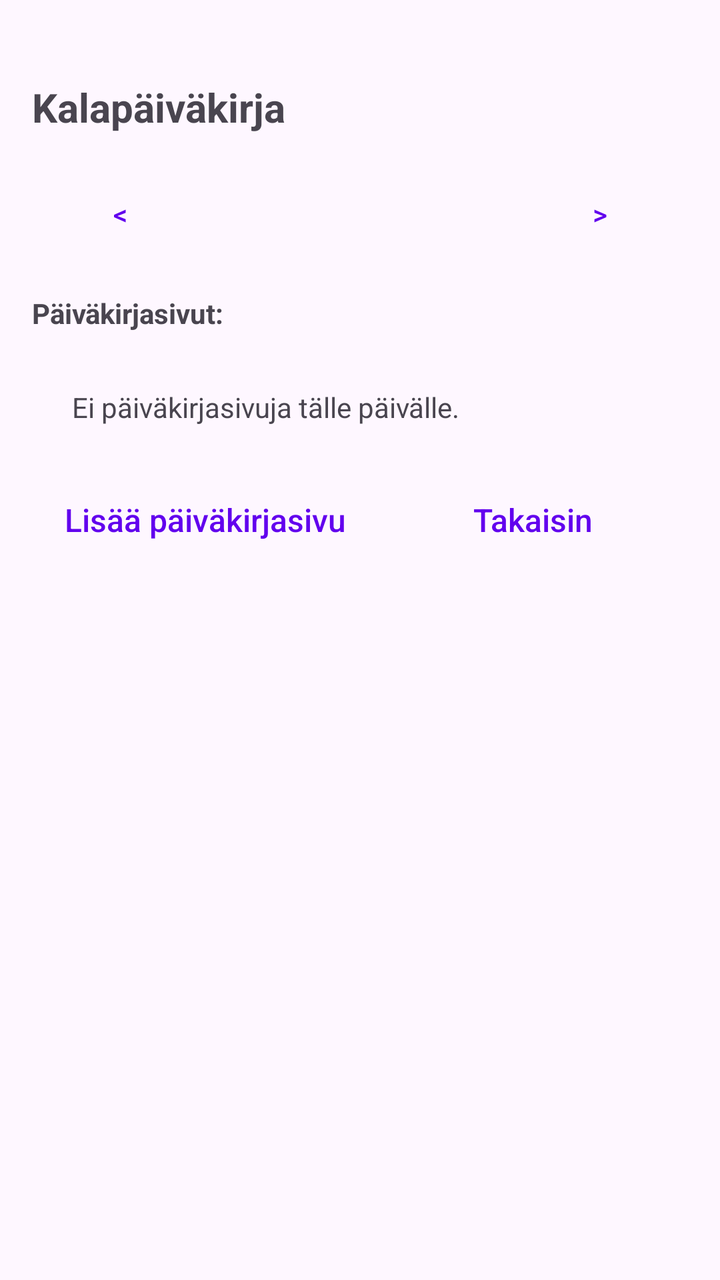
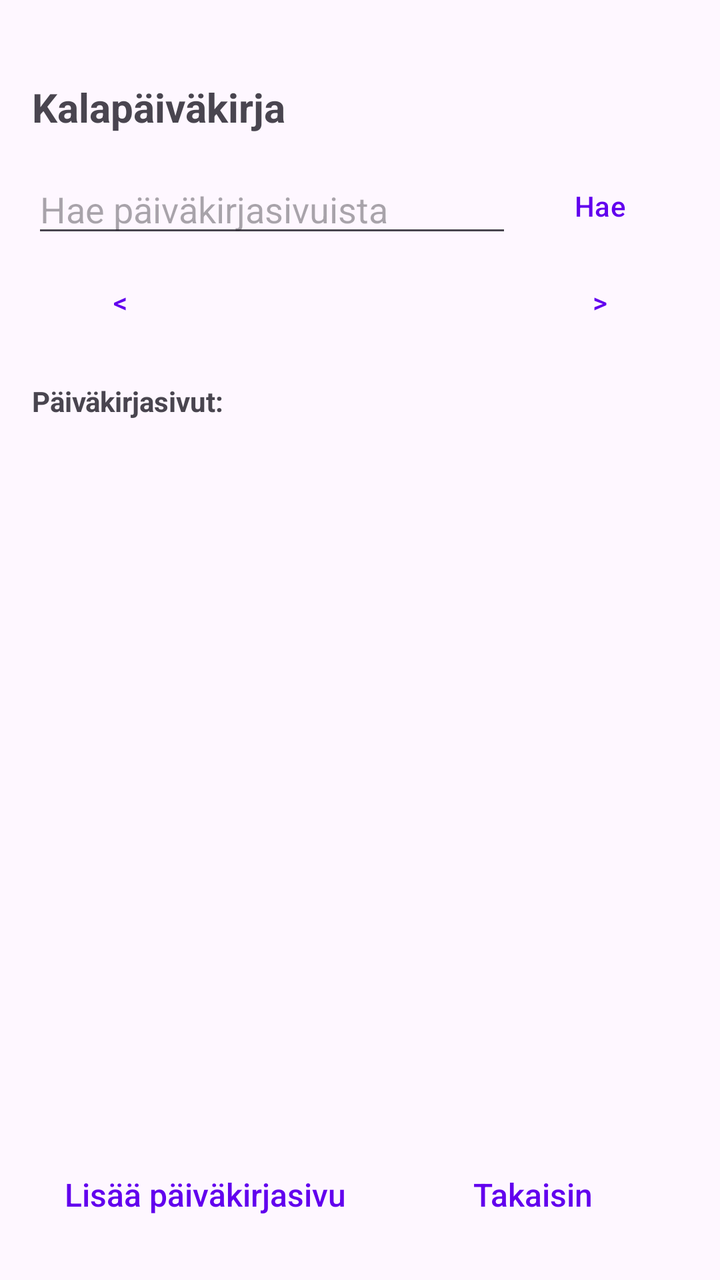

An Android layout rendered at two revisions. The XML below is the earlier revision; the diff shows what the commit changed to produce the second picture.
<!-- AndroidManifest.xml: application theme Theme.KalaKartta -->
<!-- res/layout/activity_diary.xml -->
<?xml version="1.0" encoding="utf-8"?>
<LinearLayout xmlns:android="http://schemas.android.com/apk/res/android" android:layout_width="match_parent" android:layout_height="match_parent" android:orientation="vertical" android:padding="16dp">
    <TextView android:id="@+id/diaryTitle" android:layout_width="match_parent" android:layout_height="wrap_content" android:text="Kalapäiväkirja" android:textSize="20sp" android:textStyle="bold" android:layout_marginTop="24dp" android:layout_marginBottom="16dp" />
    <LinearLayout android:layout_width="match_parent" android:layout_height="wrap_content" android:orientation="horizontal" android:gravity="center_vertical">
        <Button android:id="@+id/prevMonthButton" style="@style/Widget.Material3.Button.TextButton" android:layout_width="wrap_content" android:layout_height="wrap_content" android:text="&lt;" />
        <TextView android:id="@+id/monthYearText" android:layout_width="0dp" android:layout_height="wrap_content" android:layout_weight="1" android:gravity="center" android:textSize="18sp" android:textStyle="bold" android:clickable="true" android:focusable="true" android:background="?attr/selectableItemBackground" android:contentDescription="Valitse kuukausi ja vuosi" />
        <Button android:id="@+id/nextMonthButton" style="@style/Widget.Material3.Button.TextButton" android:layout_width="wrap_content" android:layout_height="wrap_content" android:text="&gt;" />
    </LinearLayout>
    <GridLayout android:id="@+id/calendarGrid" android:layout_width="match_parent" android:layout_height="wrap_content" android:columnCount="7" android:layout_marginBottom="16dp" />
    <TextView android:layout_width="match_parent" android:layout_height="wrap_content" android:text="Päiväkirjasivut:" android:textStyle="bold" android:layout_marginBottom="8dp" />
    <ScrollView android:id="@+id/diaryScrollView" android:layout_width="match_parent" android:layout_height="0dp" android:layout_weight="1" android:clipToPadding="false">
        <LinearLayout android:layout_width="match_parent" android:layout_height="wrap_content" android:orientation="vertical">
            <TextView android:id="@+id/noPagesText" android:layout_width="match_parent" android:layout_height="wrap_content" android:text="Ei päiväkirjasivuja tälle päivälle." android:padding="20dp" />
            <LinearLayout android:id="@+id/diaryPagesContainer" android:layout_width="match_parent" android:layout_height="wrap_content" android:orientation="vertical" />
            <LinearLayout android:layout_width="match_parent" android:layout_height="wrap_content" android:orientation="horizontal" android:gravity="center_vertical">
                <TextView android:id="@+id/addDiaryPageButton" style="@style/TextAppearance.KalaKartta.ActionLink" android:layout_width="wrap_content" android:layout_height="wrap_content" android:text="Lisää päiväkirjasivu" android:singleLine="true" android:gravity="center" android:padding="16dp" android:clickable="true" android:focusable="true" android:background="?attr/selectableItemBackground" />
                <TextView android:id="@+id/backButton" style="@style/TextAppearance.KalaKartta.ActionLink" android:layout_width="0dp" android:layout_height="wrap_content" android:layout_weight="1" android:text="@string/back" android:gravity="center" android:padding="16dp" android:clickable="true" android:focusable="true" android:background="?attr/selectableItemBackground" />
            </LinearLayout>
        </LinearLayout>
    </ScrollView>
</LinearLayout>
<!-- resources referenced by this layout -->
<resources>
  <string name="back">Takaisin</string>
  <style name="TextAppearance.KalaKartta.ActionLink" parent="TextAppearance.KalaKartta.MenuLink">
          <item name="android:textColor">@color/link_color</item>
      </style>
  <style name="Theme.KalaKartta" parent="Base.Theme.KalaKartta" />
  <style name="TextAppearance.KalaKartta.MenuLink" parent="">
          <item name="android:fontFamily">sans-serif-medium</item>
          <item name="android:textSize">16sp</item>
          <item name="android:textColor">?android:attr/textColorPrimary</item>
          <item name="android:textStyle">normal</item>
      </style>
  <color name="link_color">#6200EE</color>
  <style name="Base.Theme.KalaKartta" parent="Theme.Material3.DayNight.NoActionBar">
          
          <item name="colorPrimary">#6200EE</item>
          <item name="colorOnPrimary">#FFFFFF</item>
          <item name="editTextStyle">@style/Widget.AppCompat.EditText</item>
          <item name="android:spinnerStyle">@style/Widget.AppCompat.Spinner</item>
      </style>
</resources>

<!-- the commit's change to res/layout/activity_diary.xml (unified diff, before → after) -->
@@ -1,21 +1,32 @@
 <?xml version="1.0" encoding="utf-8"?>
 <LinearLayout xmlns:android="http://schemas.android.com/apk/res/android" android:layout_width="match_parent" android:layout_height="match_parent" android:orientation="vertical" android:padding="16dp">
-    <TextView android:id="@+id/diaryTitle" android:layout_width="match_parent" android:layout_height="wrap_content" android:text="Kalapäiväkirja" android:textSize="20sp" android:textStyle="bold" android:layout_marginTop="24dp" android:layout_marginBottom="16dp" />
+    <TextView android:id="@+id/diaryTitle" android:layout_width="match_parent" android:layout_height="wrap_content" android:text="Kalapäiväkirja" android:textSize="20sp" android:textStyle="bold" android:layout_marginTop="24dp" android:layout_marginBottom="12dp" />
     <LinearLayout android:layout_width="match_parent" android:layout_height="wrap_content" android:orientation="horizontal" android:gravity="center_vertical">
+        <EditText android:id="@+id/diarySearchEdit" android:layout_width="0dp" android:layout_height="wrap_content" android:layout_weight="1" android:hint="Hae päiväkirjasivuista" android:singleLine="true" android:imeOptions="actionSearch" android:inputType="text" />
+        <Button android:id="@+id/diarySearchButton" style="@style/Widget.Material3.Button.TextButton" android:layout_width="wrap_content" android:layout_height="wrap_content" android:text="Hae" />
+        <Button android:id="@+id/clearDiarySearchButton" style="@style/Widget.Material3.Button.TextButton" android:layout_width="wrap_content" android:layout_height="wrap_content" android:text="Tyhjennä" android:visibility="gone" />
+    </LinearLayout>
+    <LinearLayout android:layout_width="match_parent" android:layout_height="wrap_content" android:orientation="horizontal" android:gravity="center_vertical">
+        <ProgressBar android:id="@+id/searchProgress" style="?android:attr/progressBarStyleSmall" android:layout_width="wrap_content" android:layout_height="wrap_content" android:visibility="gone" />
+        <TextView android:id="@+id/searchResultCountText" android:layout_width="match_parent" android:layout_height="wrap_content" android:paddingTop="4dp" android:paddingBottom="4dp" android:visibility="gone" />
+    </LinearLayout>
+    <LinearLayout android:id="@+id/calendarNavigation" android:layout_width="match_parent" android:layout_height="wrap_content" android:orientation="horizontal" android:gravity="center_vertical">
         <Button android:id="@+id/prevMonthButton" style="@style/Widget.Material3.Button.TextButton" android:layout_width="wrap_content" android:layout_height="wrap_content" android:text="&lt;" />
         <TextView android:id="@+id/monthYearText" android:layout_width="0dp" android:layout_height="wrap_content" android:layout_weight="1" android:gravity="center" android:textSize="18sp" android:textStyle="bold" android:clickable="true" android:focusable="true" android:background="?attr/selectableItemBackground" android:contentDescription="Valitse kuukausi ja vuosi" />
         <Button android:id="@+id/nextMonthButton" style="@style/Widget.Material3.Button.TextButton" android:layout_width="wrap_content" android:layout_height="wrap_content" android:text="&gt;" />
     </LinearLayout>
     <GridLayout android:id="@+id/calendarGrid" android:layout_width="match_parent" android:layout_height="wrap_content" android:columnCount="7" android:layout_marginBottom="16dp" />
-    <TextView android:layout_width="match_parent" android:layout_height="wrap_content" android:text="Päiväkirjasivut:" android:textStyle="bold" android:layout_marginBottom="8dp" />
+    <TextView android:id="@+id/diaryPagesLabel" android:layout_width="match_parent" android:layout_height="wrap_content" android:text="Päiväkirjasivut:" android:textStyle="bold" android:layout_marginBottom="8dp" />
+    <TextView android:id="@+id/noPagesText" android:layout_width="match_parent" android:layout_height="wrap_content" android:text="Ei päiväkirjasivuja tälle päivälle." android:padding="20dp" android:visibility="gone" />
     <ScrollView android:id="@+id/diaryScrollView" android:layout_width="match_parent" android:layout_height="0dp" android:layout_weight="1" android:clipToPadding="false">
         <LinearLayout android:layout_width="match_parent" android:layout_height="wrap_content" android:orientation="vertical">
-            <TextView android:id="@+id/noPagesText" android:layout_width="match_parent" android:layout_height="wrap_content" android:text="Ei päiväkirjasivuja tälle päivälle." android:padding="20dp" />
             <LinearLayout android:id="@+id/diaryPagesContainer" android:layout_width="match_parent" android:layout_height="wrap_content" android:orientation="vertical" />
-            <LinearLayout android:layout_width="match_parent" android:layout_height="wrap_content" android:orientation="horizontal" android:gravity="center_vertical">
-                <TextView android:id="@+id/addDiaryPageButton" style="@style/TextAppearance.KalaKartta.ActionLink" android:layout_width="wrap_content" android:layout_height="wrap_content" android:text="Lisää päiväkirjasivu" android:singleLine="true" android:gravity="center" android:padding="16dp" android:clickable="true" android:focusable="true" android:background="?attr/selectableItemBackground" />
-                <TextView android:id="@+id/backButton" style="@style/TextAppearance.KalaKartta.ActionLink" android:layout_width="0dp" android:layout_height="wrap_content" android:layout_weight="1" android:text="@string/back" android:gravity="center" android:padding="16dp" android:clickable="true" android:focusable="true" android:background="?attr/selectableItemBackground" />
-            </LinearLayout>
         </LinearLayout>
     </ScrollView>
+    <androidx.recyclerview.widget.RecyclerView android:id="@+id/searchResultsRecyclerView" android:layout_width="match_parent" android:layout_height="0dp" android:layout_weight="1" android:clipToPadding="false" android:visibility="gone" />
+    <Button android:id="@+id/loadMoreSearchButton" style="@style/Widget.Material3.Button.TextButton" android:layout_width="match_parent" android:layout_height="wrap_content" android:text="Lataa lisää" android:visibility="gone" />
+    <LinearLayout android:layout_width="match_parent" android:layout_height="wrap_content" android:orientation="horizontal" android:gravity="center_vertical">
+        <TextView android:id="@+id/addDiaryPageButton" style="@style/TextAppearance.KalaKartta.ActionLink" android:layout_width="wrap_content" android:layout_height="wrap_content" android:text="Lisää päiväkirjasivu" android:singleLine="true" android:gravity="center" android:padding="16dp" android:clickable="true" android:focusable="true" android:background="?attr/selectableItemBackground" />
+        <TextView android:id="@+id/backButton" style="@style/TextAppearance.KalaKartta.ActionLink" android:layout_width="0dp" android:layout_height="wrap_content" android:layout_weight="1" android:text="@string/back" android:gravity="center" android:padding="16dp" android:clickable="true" android:focusable="true" android:background="?attr/selectableItemBackground" />
+    </LinearLayout>
 </LinearLayout>
